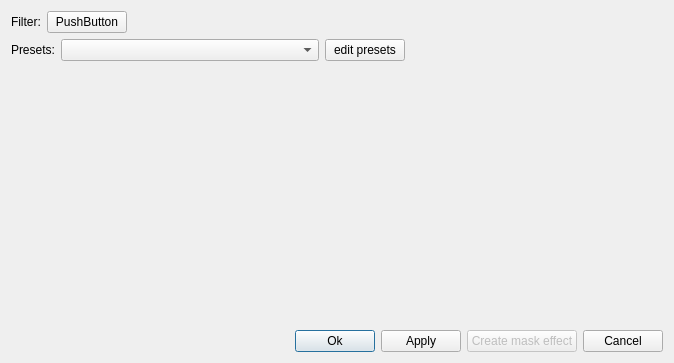
Old version of the form krita/ui/wdgfilterdialog.ui in the repository KDE/krita.
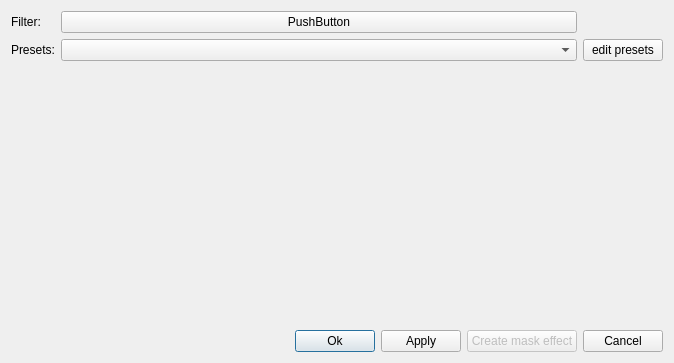
New version of the form. Custom widgets are drawn as their Qt base class.

Commit message: improved filter layout, make the popup widget of the filter selector have the same size as the button (the text of the button should probably be centered, /me might have to dwelve into Qt's CSS)

What changed in the file:
```diff
--- a/krita/ui/wdgfilterdialog.ui
+++ b/krita/ui/wdgfilterdialog.ui
@@ -14,46 +14,29 @@
   </property>
   <layout class="QVBoxLayout" >
    <item>
-    <layout class="QHBoxLayout" >
-     <item>
+    <layout class="QGridLayout" >
+     <item row="0" column="0" >
       <widget class="QLabel" name="label_2" >
        <property name="text" >
         <string>Filter:</string>
        </property>
       </widget>
      </item>
-     <item>
+     <item row="0" column="1" >
       <widget class="KisTreeViewPopup" name="filtersSelector" >
        <property name="text" >
         <string>PushButton</string>
        </property>
       </widget>
      </item>
-     <item>
-      <spacer>
-       <property name="orientation" >
-        <enum>Qt::Horizontal</enum>
-       </property>
-       <property name="sizeHint" >
-        <size>
-         <width>40</width>
-         <height>20</height>
-        </size>
-       </property>
-      </spacer>
-     </item>
-    </layout>
-   </item>
-   <item>
-    <layout class="QHBoxLayout" >
-     <item>
+     <item row="1" column="0" >
       <widget class="QLabel" name="label" >
        <property name="text" >
         <string>Presets:</string>
        </property>
       </widget>
      </item>
-     <item>
+     <item row="1" column="1" >
       <widget class="QComboBox" name="comboBoxPresets" >
        <property name="sizePolicy" >
         <sizepolicy vsizetype="Fixed" hsizetype="MinimumExpanding" >
@@ -75,26 +58,13 @@
        </property>
       </widget>
      </item>
-     <item>
+     <item row="1" column="2" >
       <widget class="QPushButton" name="pushButtonEditPressets" >
        <property name="text" >
         <string>edit presets</string>
        </property>
       </widget>
      </item>
-     <item>
-      <spacer>
-       <property name="orientation" >
-        <enum>Qt::Horizontal</enum>
-       </property>
-       <property name="sizeHint" >
-        <size>
-         <width>40</width>
-         <height>20</height>
-        </size>
-       </property>
-      </spacer>
-     </item>
     </layout>
    </item>
    <item>
```
The commit also changes 4 other files.
